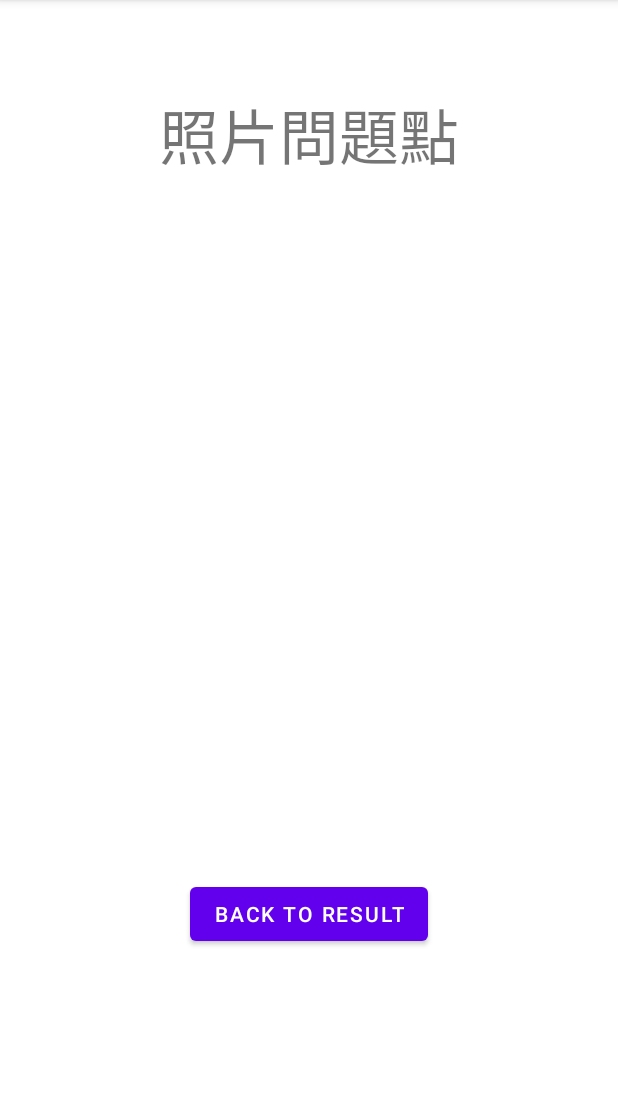
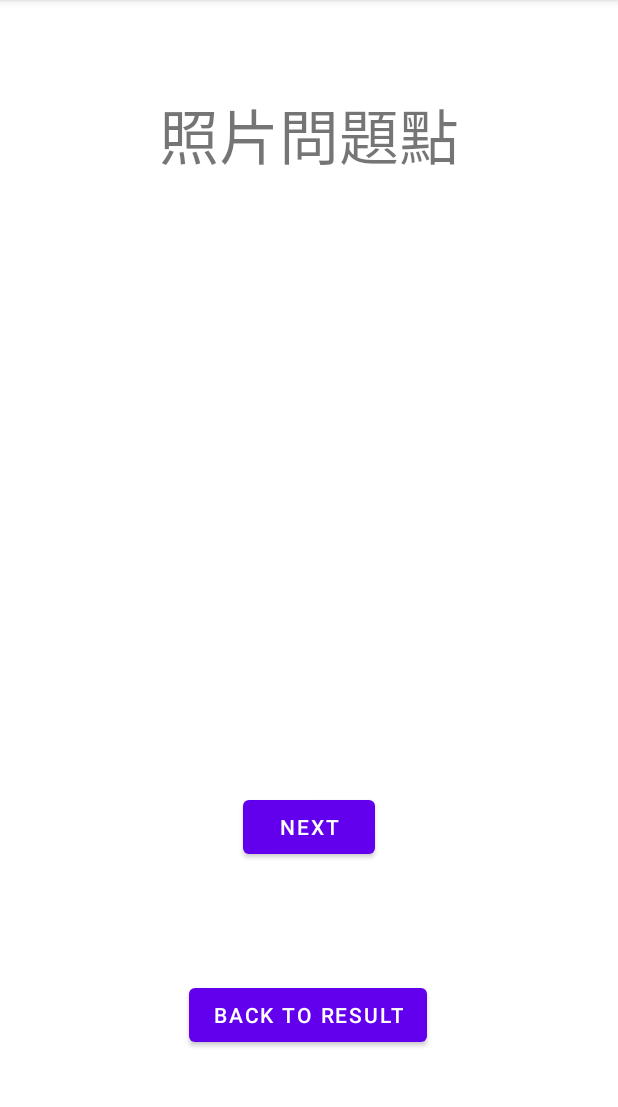
Before and after one commit to liang-yu-ming/Second-Hand-Prediction-App, an Android app: the Result_second screen opened directly, with no data from a screen before it, on a phone screen of 412 x 824 dp, the part 84-1191 px from its top. Run offline under Robolectric (Android 15) with nearby library versions, the phone set to English and light mode, and no system bars.

Commit message:
結果圖片顯示

```diff
--- a/app/src/main/java/com/example/myapplication/Result_second.java
+++ b/app/src/main/java/com/example/myapplication/Result_second.java
@@ -6,15 +6,22 @@ import android.content.Intent;
 import android.os.Bundle;
 import android.view.View;
 import android.widget.Button;
+import android.widget.TextView;
+
+import org.w3c.dom.Text;
 
 public class Result_second extends AppCompatActivity {
-
+    int i=0;
     @Override
     protected void onCreate(Bundle savedInstanceState) {
         super.onCreate(savedInstanceState);
         setContentView(R.layout.activity_result_second);
 
         Button to_result_page = (Button) findViewById(R.id.button_second);
+        Button next_image = (Button) findViewById(R.id.button);
+        TextView tv = (TextView)findViewById(R.id.textView);
+
+
         to_result_page.setOnClickListener(new View.OnClickListener() {
             @Override
             public void onClick(View v) {
@@ -22,6 +29,22 @@ public class Result_second extends AppCompatActivity {
                 startActivity(intent);
             }
         });
+
+        next_image.setOnClickListener(new View.OnClickListener() {
+            @Override
+            public void onClick(View v) {
+                switch (i) {
+                    case 0: tv.setBackgroundResource(R.drawable.picture); i++ ;break;
+                    case 1: tv.setBackgroundResource(R.drawable.picture2); i++ ;break;
+                    case 2: tv.setBackgroundResource(R.drawable.picture3); i++ ;break;
+                    case 3: tv.setBackgroundResource(R.drawable.picture4); i++ ;break;
+                    case 4: tv.setBackgroundResource(R.drawable.picture5); i++ ;break;
+                    case 5: tv.setBackgroundResource(R.drawable.picture6); i++ ;break;
+                }
+                if(i >= 6)
+                    i = 0;
+            }
+        });
     }
 
 }
--- a/app/src/main/res/layout/activity_result_second.xml
+++ b/app/src/main/res/layout/activity_result_second.xml
@@ -22,8 +22,10 @@
         android:text="@string/previous"
         app:layout_constraintBottom_toBottomOf="parent"
         app:layout_constraintEnd_toEndOf="parent"
+        app:layout_constraintHorizontal_bias="0.498"
         app:layout_constraintStart_toStartOf="parent"
-        app:layout_constraintTop_toBottomOf="@id/imageView" />
+        app:layout_constraintTop_toBottomOf="@id/imageView"
+        app:layout_constraintVertical_bias="0.751" />
 
     <TextView
         android:id="@+id/Title"
@@ -37,4 +39,14 @@
         app:layout_constraintRight_toRightOf="parent"
         app:layout_constraintTop_toTopOf="parent" />
 
+    <Button
+        android:id="@+id/button"
+        android:layout_width="wrap_content"
+        android:layout_height="wrap_content"
+        android:text="Next"
+        app:layout_constraintBottom_toTopOf="@+id/button_second"
+        app:layout_constraintEnd_toEndOf="parent"
+        app:layout_constraintStart_toStartOf="parent"
+        app:layout_constraintTop_toBottomOf="@+id/imageView" />
+
 </androidx.constraintlayout.widget.ConstraintLayout>
```
Also changed, not shown: app/src/main/res/drawable/picture.jpg (added), app/src/main/res/drawable/picture2.png (added), app/src/main/res/drawable/picture3.jpg (added), app/src/main/res/drawable/picture4.jpg (added), app/src/main/res/drawable/picture5.jpg (added), app/src/main/res/drawable/picture6.jpg (added).
